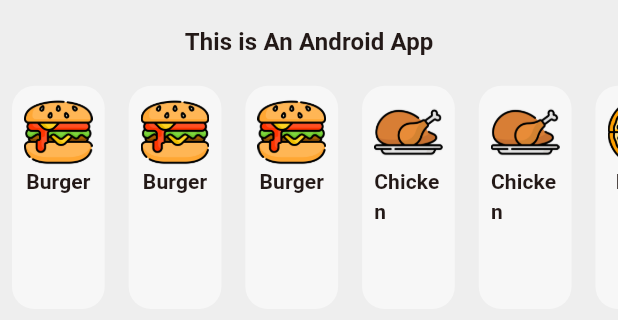
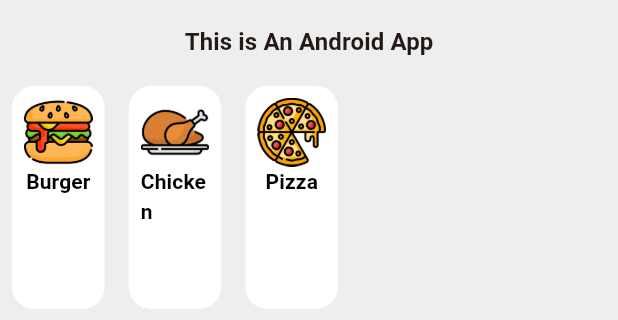
Before and after one commit to A4R00F/food_App, a Flutter app: the screen it shows after launch, on a phone screen of 412 x 824 dp, the part 586-906 px from its top. Run offline on Flutter 3.47's test engine with Material 3 defaults, Android fonts, the light colour scheme and no system bars; Roboto replaces fonts that are missing (OpenSans).

Commit message:
Adding the logic of Filter in Home

```diff
--- a/food_d/lib/models/category_item.dart
+++ b/food_d/lib/models/category_item.dart
@@ -9,39 +9,9 @@ class CategoryItem {
 }
 
 List<CategoryItem> categories = [
-  CategoryItem(
-    name: 'Burger',
-    image: AppAssets.burgerIcon,
-    id: '1',
-  ),
-  CategoryItem(
-    name: 'Burger',
-    image: AppAssets.burgerIcon,
-    id: '1',
-  ),
-  CategoryItem(
-    name: 'Burger',
-    image: AppAssets.burgerIcon,
-    id: '1',
-  ),
-  CategoryItem(
-    name: 'Chicken',
-    image: AppAssets.chickenIcon,
-    id: '2',
-  ),
-  CategoryItem(
-    name: 'Chicken',
-    image: AppAssets.chickenIcon,
-    id: '2',
-  ),
-  CategoryItem(
-    name: 'Pizza',
-    image: AppAssets.pizzaIcon,
-    id: '3',
-  ),
-  CategoryItem(
-    name: 'Pizza',
-    image: AppAssets.pizzaIcon,
-    id: '3',
-  ),
+  CategoryItem(name: 'Burger', image: AppAssets.burgerIcon, id: '1'),
+
+  CategoryItem(name: 'Chicken', image: AppAssets.chickenIcon, id: '2'),
+
+  CategoryItem(name: 'Pizza', image: AppAssets.pizzaIcon, id: '3'),
 ];
--- a/food_d/lib/pages/food_item.dart
+++ b/food_d/lib/pages/food_item.dart
@@ -6,24 +6,28 @@ class FoodItem {
   final String imageurl;
   final double price;
    bool? isFavorite;
+   final String? categoryid;
 
   FoodItem({
     required this.title,
     required this.imageurl,
     required this.price,
     this.isFavorite,
+    required this.categoryid,
   });
   FoodItem copyWith({
     String? title,
     String? imageurl,
     double? price,
     bool? isFavorite,
+    String? categoryid,
   }) {
     return FoodItem(
       title: title ?? this.title,
       imageurl: imageurl ?? this.imageurl,
       price: price ?? this.price,
       isFavorite: isFavorite ?? this.isFavorite,
+      categoryid: categoryid ?? this.categoryid,
     );
   }
 }
@@ -34,6 +38,7 @@ List<FoodItem> food = [
     imageurl:
     AppAssets.burger,
     price: 8,
+    categoryid: '1',
     // isFavorite: true,
   ),
   FoodItem(
@@ -41,18 +46,28 @@ List<FoodItem> food = [
     imageurl:
     AppAssets.pizza,
     price: 8,
+    categoryid: '3',
   ),
   FoodItem(
     title: "Pizza",
     imageurl:
     AppAssets.pizza,
     price: 8,
+    categoryid: '3',
+  ),
+  FoodItem(
+    title: "Pizza",
+    imageurl:
+    AppAssets.pizza,
+    price: 8,
+    categoryid: '3',
   ),
   FoodItem(
     title: "Chicken",
     imageurl:
     AppAssets.chicken,
     price: 8,
+    categoryid: '2',
     // isFavorite: true,
   ),
   FoodItem(
@@ -60,6 +75,7 @@ List<FoodItem> food = [
     imageurl:
     AppAssets.chicken,
     price: 8,
+    categoryid: '2',
     // isFavorite: true,
   ),
 ];
--- a/food_d/lib/pages/home_page.dart
+++ b/food_d/lib/pages/home_page.dart
@@ -16,9 +16,18 @@ class HomePage extends StatefulWidget {
 }
 
 class _HomePageState extends State<HomePage> {
+  String? selectedCategoryItem;
+  late List<FoodItem> filteredfood;
+  @override
+  initState() {
+    filteredfood = food;
+    super.initState();
+  }
+
   @override
   Widget build(BuildContext context) {
     final size = MediaQuery.of(context).size;
+    // ignore: deprecated_member_use
     final textScale = MediaQuery.of(context).textScaleFactor;
     return SingleChildScrollView(
       child: Column(
@@ -87,11 +96,27 @@ class _HomePageState extends State<HomePage> {
               itemBuilder: (context, index) {
                 return Padding(
                   padding: const EdgeInsets.all(8.0),
+                  child: InkWell(
+                    onTap: () {
+                      setState(() {
+                        selectedCategoryItem = categories[index].id;
+                        filteredfood = food
+                            .where(
+                              (item) => item.categoryid == selectedCategoryItem,
+                            )
+                            .toList();
+                      });
+                    },
                     child: Container(
                       width: size.width * 0.15,
                       decoration: BoxDecoration(
                         borderRadius: BorderRadius.circular(15),
-                      color: Colors.white54,
+                        color:
+                            selectedCategoryItem ==
+                                categories[index]
+                                    .id // طب دي هتحصل متي؟ لما اضغط
+                            ? Colors.deepOrange
+                            : Colors.white,
                       ),
                       child: Padding(
                         padding: const EdgeInsets.all(8.0),
@@ -109,9 +134,15 @@ class _HomePageState extends State<HomePage> {
                                   .copyWith(
                                     fontSize: 14 * textScale,
                                     fontWeight: FontWeight.bold,
+                                    color:
+                                        selectedCategoryItem ==
+                                            categories[index].id
+                                        ? Colors.white
+                                        : Colors.black,
                                   ),
                             ),
                           ],
+                        ),
                       ),
                     ),
                   ),
@@ -126,7 +157,7 @@ class _HomePageState extends State<HomePage> {
           GridView.builder(
             shrinkWrap: true,
             physics: NeverScrollableScrollPhysics(),
-            itemCount: food.length,
+            itemCount: filteredfood.length,
             gridDelegate: SliverGridDelegateWithFixedCrossAxisCount(
               crossAxisCount: 2,
               crossAxisSpacing: 2,
@@ -145,7 +176,10 @@ class _HomePageState extends State<HomePage> {
                           setState(() {});
                         });
                   },
-                  child: (FoodGrid(foodindex: index)),
+                  child: (FoodGrid(
+                    foodindex: index,
+                    filteredfood: filteredfood,
+                  )),
                 ),
               );
             },
--- a/food_d/lib/pages/profile_page.dart
+++ b/food_d/lib/pages/profile_page.dart
@@ -1,5 +1,5 @@
 import 'dart:io';
-import 'dart:ui';
+// import 'dart:ui';
 
 import 'package:flutter/cupertino.dart';
 import 'package:flutter/material.dart';
@@ -36,17 +36,17 @@ class ProfilePage extends StatelessWidget {
 
   Widget itemTapped(
     BuildContext context, {
-    required String Title,
+    required String title,
     String? subtitle,
     required IconData icon,
   }) {
     return Platform.isAndroid || Platform.isWindows || Platform.isLinux || Platform.isMacOS
         ? ListTile(
             onTap: () {
-              debugPrint('Tapped on $Title');
+              debugPrint('Tapped on $title');
             },
             title: Text(
-              Title,
+              title,
               style: Theme.of(context).textTheme.titleLarge!.copyWith(
                 fontWeight: FontWeight.bold,
                 fontSize: 18,
@@ -67,10 +67,10 @@ class ProfilePage extends StatelessWidget {
         : Platform.isIOS
         ? CupertinoListTile(
             onTap: () {
-              debugPrint('Tapped on $Title');
+              debugPrint('Tapped on $title');
             },
             title: Text(
-              Title,
+              title,
               style: Theme.of(context).textTheme.titleLarge!.copyWith(
                 fontWeight: FontWeight.bold,
                 fontSize: 18,
@@ -126,14 +126,14 @@ class ProfilePage extends StatelessWidget {
           Divider(),
           itemTapped(
             context,
-            Title: 'Order',
+            title: 'Order',
             subtitle: 'This Is The Number Of Orders',
             icon: Icons.shopping_cart,
           ),
           Divider(),
           itemTapped(
             context,
-            Title: 'Available Vouchers',
+            title: 'Available Vouchers',
             subtitle: 'This Is The Number Of Vouchers',
             icon: Icons.card_giftcard,
           ),
@@ -173,14 +173,14 @@ class ProfilePage extends StatelessWidget {
           Divider(),
           itemTapped(
             context,
-            Title: 'Order',
+            title: 'Order',
             subtitle: 'This Is The Number Of Orders',
             icon: Icons.shopping_cart,
           ),
           Divider(),
           itemTapped(
             context,
-            Title: 'Available Vouchers',
+            title: 'Available Vouchers',
             subtitle: 'This Is The Number Of Vouchers',
             icon: Icons.card_giftcard,
           ),
@@ -220,14 +220,14 @@ class ProfilePage extends StatelessWidget {
           Divider(),
           itemTapped(
             context,
-            Title: 'Order',
+            title: 'Order',
             subtitle: 'This Is The Number Of Orders',
             icon: Icons.shopping_cart,
           ),
           Divider(),
           itemTapped(
             context,
-            Title: 'Available Vouchers',
+            title: 'Available Vouchers',
             subtitle: 'This Is The Number Of Vouchers',
             icon: Icons.card_giftcard,
           ),
--- a/food_d/lib/widgets/food_grid.dart
+++ b/food_d/lib/widgets/food_grid.dart
@@ -2,15 +2,15 @@ import 'package:flutter/material.dart';
 import 'package:food_d/pages/food_item.dart';
 import 'package:food_d/widgets/favorite_item.dart';
 
-class FoodGrid extends StatefulWidget {
+class FoodGrid extends StatelessWidget {
   final int foodindex;
-  const FoodGrid({super.key, required this.foodindex});
+  final List<FoodItem>? filteredfood;
+  const FoodGrid({
+    super.key,
+    required this.foodindex,
+    required this.filteredfood,
+  });
 
-  @override
-  State<FoodGrid> createState() => _FoodGridState();
-}
-
-class _FoodGridState extends State<FoodGrid> {
   @override
   Widget build(BuildContext context) {
     final size = MediaQuery.of(context).size;
@@ -32,7 +32,7 @@ class _FoodGridState extends State<FoodGrid> {
                 ClipRRect(
                   borderRadius: BorderRadius.circular(12),
                   child: Image.asset(
-                    food[widget.foodindex].imageurl,
+                    filteredfood![foodindex].imageurl,
                     height: constraints.maxWidth * .8,
                     width: size.width * 0.4,
                     fit: BoxFit.cover,
@@ -44,7 +44,7 @@ class _FoodGridState extends State<FoodGrid> {
                     padding: EdgeInsets.all(8.0),
                     child: FavoriteItem(
                       // favorite
-                      foodindex: widget.foodindex,
+                      foodindex: foodindex,
                       height: 20,
                       width: 20,
                       // constraints: constraints,
@@ -57,7 +57,7 @@ class _FoodGridState extends State<FoodGrid> {
               height: constraints.maxHeight * .13,
               child: FittedBox(
                 child: Text(
-                  food[widget.foodindex].title,
+                  filteredfood![foodindex].title,
                   style: TextStyle(
                     fontWeight: FontWeight.bold,
                     fontFamily: 'OpenSans',
@@ -69,7 +69,7 @@ class _FoodGridState extends State<FoodGrid> {
               height: constraints.maxHeight * .13,
               child: FittedBox(
                 child: Text(
-                  '${food[widget.foodindex].price}\$',
+                  '${filteredfood![foodindex].price}\$',
                   style: TextStyle(
                     color: Theme.of(context).primaryColor,
                     fontWeight: FontWeight.bold,
--- a/food_d/lib/widgets/property_item.dart
+++ b/food_d/lib/widgets/property_item.dart
@@ -7,8 +7,8 @@ class PropertyItem extends StatelessWidget {
     required this.protitle,
   });
 
-  final provalue;
-  final protitle;
+  final String provalue;
+  final String protitle;
   @override
   Widget build(BuildContext context) {
     return Column(
```
Also changed, not shown: 1 other file. Lines whose indentation alone changed are shown as unchanged.
